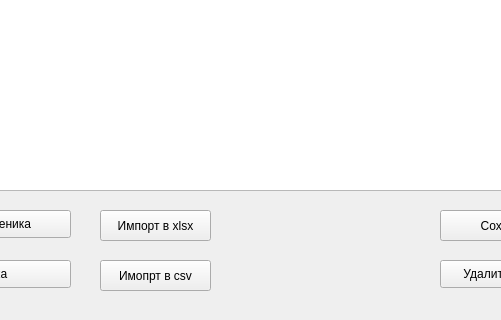
Qt form windows_interfaces/table_window.ui (CaptainCuriousity/OGE_checker) before a commit; both pictures show x 180 to 681 and y 310 to 630 of the 800 by 630 pixel window.
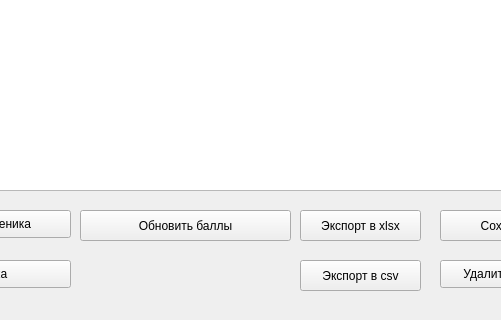
The same form after that commit.

```diff
--- a/windows_interfaces/table_window.ui
+++ b/windows_interfaces/table_window.ui
@@ -39,27 +39,27 @@
   <widget class="QPushButton" name="xlsx_button">
    <property name="geometry">
     <rect>
-     <x>280</x>
+     <x>480</x>
      <y>520</y>
-     <width>111</width>
+     <width>121</width>
      <height>31</height>
     </rect>
    </property>
    <property name="text">
-    <string>Импорт в xlsx</string>
+    <string>Экспорт в xlsx</string>
    </property>
   </widget>
   <widget class="QPushButton" name="csv_button">
    <property name="geometry">
     <rect>
-     <x>280</x>
+     <x>480</x>
      <y>570</y>
-     <width>111</width>
+     <width>121</width>
      <height>31</height>
     </rect>
    </property>
    <property name="text">
-    <string>Имопрт в csv</string>
+    <string>Экспорт в csv</string>
    </property>
   </widget>
   <widget class="QPushButton" name="add_student_button">
@@ -101,6 +101,19 @@
     <string>Удалить таблицу</string>
    </property>
   </widget>
+  <widget class="QPushButton" name="update_balls_button">
+   <property name="geometry">
+    <rect>
+     <x>260</x>
+     <y>520</y>
+     <width>211</width>
+     <height>31</height>
+    </rect>
+   </property>
+   <property name="text">
+    <string>Обновить баллы</string>
+   </property>
+  </widget>
  </widget>
  <resources/>
  <connections/>
```
